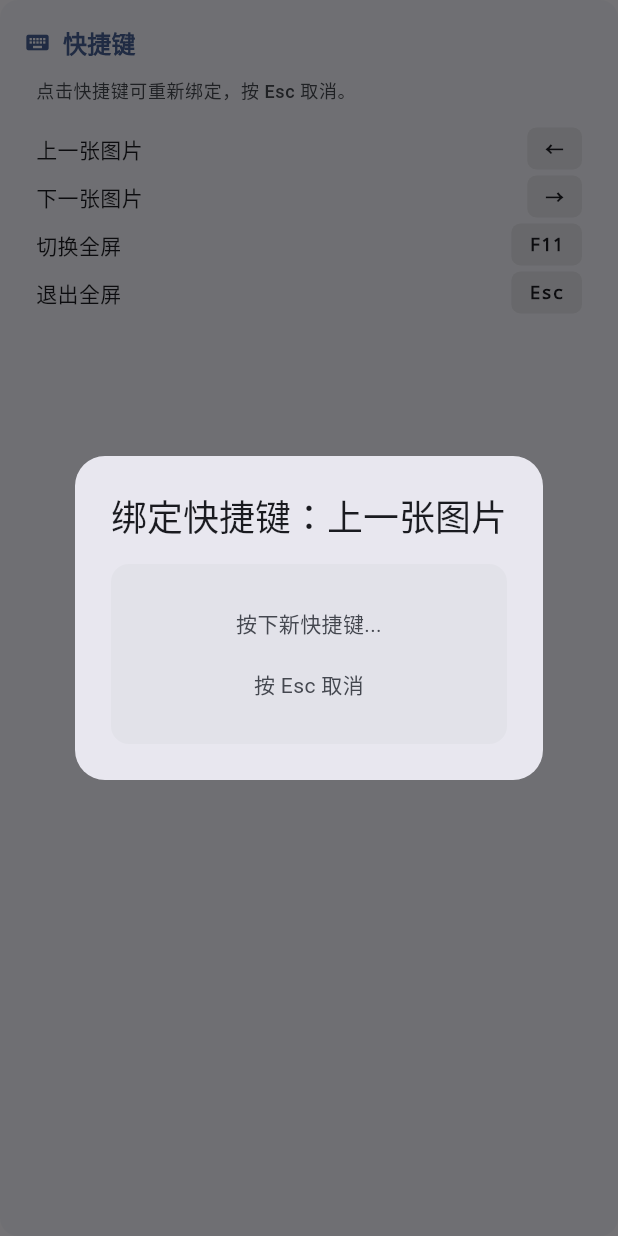
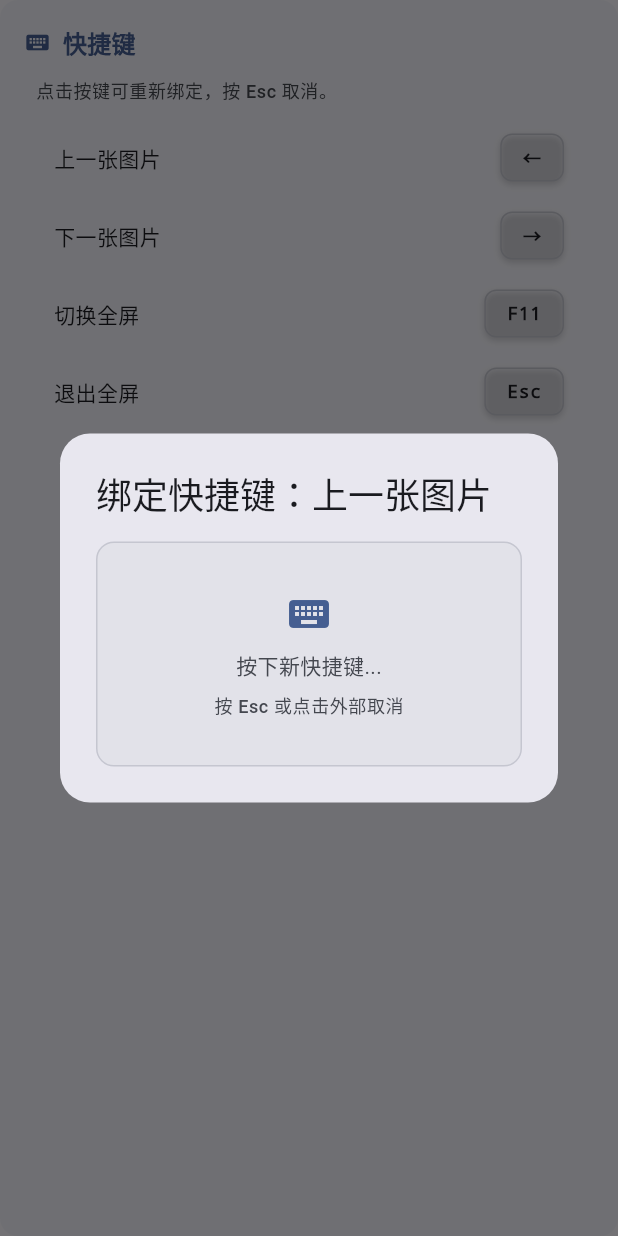
Before and after one commit to QiuQianZzz/imagic, a Flutter app: the ShortcutsSection widget shown alone on an empty page, opened directly, after a tap on an icon or button, on a phone screen of 412 x 824 dp. Run offline on Flutter 3.47's test engine with Material 3 defaults, Android fonts, the light colour scheme and no system bars; our stand-ins replace file_picker, flutter_svg, shared_preferences; missing offline and left inert: desktop_drop, window_manager; accounts and stored records are empty; Roboto replaces fonts that are missing (Microsoft YaHei); statements that could not run were skipped.

Commit message:
feat(settings): 重构快捷键设置UI与逻辑
- 重构快捷键列表项UI，添加悬停效果与现代化样式
- 优化快捷键绑定逻辑，支持恢复默认绑定
- 改进快捷键冲突提示样式与弹窗交互
- 修复快捷键自定义状态判断逻辑
- 更新界面文案与布局间距

```diff
--- a/lib/features/settings/providers/settings_state.dart
+++ b/lib/features/settings/providers/settings_state.dart
@@ -115,7 +115,13 @@ class SettingsState extends ChangeNotifier {
   }
 
   Future<void> setShortcutBinding(String actionId, LogicalKeyboardKey key) async {
-    _service.shortcutBindings[actionId] = key.keyId;
+    final defaultAction = shortcutActions.firstWhere((a) => a.id == actionId);
+    if (key == defaultAction.defaultKey) {
+      // 如果绑定的是默认值，则移除自定义记录
+      _service.shortcutBindings.remove(actionId);
+    } else {
+      _service.shortcutBindings[actionId] = key.keyId;
+    }
     await _service.save();
     _invalidateShortcutCache();
     notifyListeners();
@@ -129,7 +135,9 @@ class SettingsState extends ChangeNotifier {
   }
 
   bool isShortcutCustom(String actionId) {
-    return _service.shortcutBindings.containsKey(actionId);
+    final defaultAction = shortcutActions.firstWhere((a) => a.id == actionId);
+    final currentKey = getShortcutKey(actionId);
+    return currentKey != defaultAction.defaultKey;
   }
 
   List<String> findConflicts(String actionId, LogicalKeyboardKey key) {
--- a/lib/features/settings/ui/sections/shortcuts_section.dart
+++ b/lib/features/settings/ui/sections/shortcuts_section.dart
@@ -17,46 +17,69 @@ class ShortcutsSection extends StatelessWidget {
       title: '快捷键',
       children: [
         Text(
-          '点击快捷键可重新绑定，按 Esc 取消。',
+          '点击按键可重新绑定，按 Esc 取消。',
           style: Theme.of(context).textTheme.bodySmall?.copyWith(
             color: Theme.of(context).colorScheme.onSurfaceVariant,
           ),
         ),
-        const SizedBox(height: 16),
+        const SizedBox(height: 12),
         for (final action in shortcutActions) ...[
           _ShortcutItem(action: action),
-          const SizedBox(height: 4),
+          if (action != shortcutActions.last) const SizedBox(height: 4),
         ],
       ],
     );
   }
 }
 
-class _ShortcutItem extends StatelessWidget {
+class _ShortcutItem extends StatefulWidget {
   final ShortcutAction action;
 
   const _ShortcutItem({required this.action});
 
   @override
+  State<_ShortcutItem> createState() => _ShortcutItemState();
+}
+
+class _ShortcutItemState extends State<_ShortcutItem> {
+  bool _hovered = false;
+
+  @override
   Widget build(BuildContext context) {
+    final cs = Theme.of(context).colorScheme;
     final state = context.watch<SettingsState>();
-    final key = state.getShortcutKey(action.id);
-    final isCustom = state.isShortcutCustom(action.id);
-    final conflicts = state.findConflicts(action.id, key);
+    final key = state.getShortcutKey(widget.action.id);
+    final isCustom = state.isShortcutCustom(widget.action.id);
+    final conflicts = state.findConflicts(widget.action.id, key);
 
-    return Row(
+    return MouseRegion(
+      cursor: SystemMouseCursors.click,
+      onEnter: (_) => setState(() => _hovered = true),
+      onExit: (_) => setState(() => _hovered = false),
+      child: Material(
+        color: _hovered ? cs.surfaceContainerHighest : Colors.transparent,
+        borderRadius: BorderRadius.circular(10),
+        child: InkWell(
+          onTap: () {},
+          borderRadius: BorderRadius.circular(10),
+          splashFactory: InkRipple.splashFactory,
+          splashColor: cs.primary.withValues(alpha: 0.12),
+          highlightColor: cs.primary.withValues(alpha: 0.04),
+          child: Padding(
+            padding: const EdgeInsets.symmetric(horizontal: 12, vertical: 8),
+            child: Row(
               children: [
                 Expanded(
                   child: Text(
-            action.label,
+                    widget.action.label,
                     style: Theme.of(context).textTheme.bodyMedium,
                   ),
                 ),
                 if (conflicts.isNotEmpty)
-          Tooltip(
+                  Padding(
+                    padding: const EdgeInsets.only(right: 6),
+                    child: Tooltip(
                       message: '与「${conflicts.join('、')}」冲突',
-            child: Padding(
-              padding: const EdgeInsets.only(right: 4),
                       child: Icon(
                         Icons.warning_amber_rounded,
                         size: 18,
@@ -65,64 +88,132 @@ class _ShortcutItem extends StatelessWidget {
                     ),
                   ),
                 if (isCustom)
-          GestureDetector(
-            onTap: () => state.resetShortcutBinding(action.id),
-            child: Padding(
-              padding: const EdgeInsets.only(right: 8),
-              child: MouseRegion(
-                cursor: SystemMouseCursors.click,
-                child: Icon(
-                  Icons.restart_alt,
-                  size: 16,
-                  color: Theme.of(context).colorScheme.onSurfaceVariant,
+                  _ResetButton(
+                    hovered: _hovered,
+                    onTap: () => state.resetShortcutBinding(widget.action.id),
+                  ),
+                _KeyCap(
+                  label: keyToLabel(key),
+                  isCustom: isCustom,
+                  hovered: _hovered,
+                  onTap: () => _startRebind(context, widget.action),
+                ),
+              ],
             ),
           ),
         ),
       ),
-        _KeyBadge(
-          keyLabel: _toKeyLabel(key),
-          onTap: () => _startRebind(context, action),
-        ),
-      ],
     );
   }
 
   void _startRebind(BuildContext context, ShortcutAction action) {
     showDialog(
       context: context,
-      barrierDismissible: false,
+      barrierDismissible: true,
       builder: (ctx) => _RebindDialog(action: action),
     );
   }
-
-  String _toKeyLabel(LogicalKeyboardKey key) => keyToLabel(key);
 }
 
-class _KeyBadge extends StatelessWidget {
-  final String keyLabel;
+class _ResetButton extends StatelessWidget {
+  final bool hovered;
   final VoidCallback onTap;
 
-  const _KeyBadge({required this.keyLabel, required this.onTap});
+  const _ResetButton({required this.hovered, required this.onTap});
 
   @override
   Widget build(BuildContext context) {
     final cs = Theme.of(context).colorScheme;
-    return MouseRegion(
-      cursor: SystemMouseCursors.click,
+    return Padding(
+      padding: const EdgeInsets.only(right: 8),
       child: Material(
-        color: cs.surfaceContainerHighest,
+        color: Colors.transparent,
         borderRadius: BorderRadius.circular(6),
         child: InkWell(
+          onTap: onTap,
           borderRadius: BorderRadius.circular(6),
-          onTap: onTap,
+          splashFactory: InkRipple.splashFactory,
+          splashColor: cs.primary.withValues(alpha: 0.2),
+          highlightColor: cs.primary.withValues(alpha: 0.06),
           child: Padding(
-            padding: const EdgeInsets.symmetric(horizontal: 12, vertical: 6),
+            padding: const EdgeInsets.all(4),
+            child: Icon(
+              Icons.restart_alt,
+              size: 16,
+              color: hovered ? cs.primary : cs.onSurfaceVariant,
+            ),
+          ),
+        ),
+      ),
+    );
+  }
+}
+
+class _KeyCap extends StatefulWidget {
+  final String label;
+  final bool isCustom;
+  final bool hovered;
+  final VoidCallback onTap;
+
+  const _KeyCap({
+    required this.label,
+    required this.onTap,
+    required this.hovered,
+    this.isCustom = false,
+  });
+
+  @override
+  State<_KeyCap> createState() => _KeyCapState();
+}
+
+class _KeyCapState extends State<_KeyCap> {
+  @override
+  Widget build(BuildContext context) {
+    final cs = Theme.of(context).colorScheme;
+    final foreground = cs.surfaceContainerLow;
+    final border = widget.hovered
+        ? cs.primary
+        : widget.isCustom
+        ? cs.tertiary.withValues(alpha: 0.6)
+        : cs.outlineVariant;
+
+    final shadow = [
+      BoxShadow(
+        color: Colors.black.withValues(alpha: 0.15),
+        blurRadius: widget.hovered ? 6 : 3,
+        offset: Offset(0, widget.hovered ? 3 : 2),
+      ),
+    ];
+
+    return Material(
+      color: foreground,
+      borderRadius: BorderRadius.circular(8),
+      child: InkWell(
+        onTap: widget.onTap,
+        borderRadius: BorderRadius.circular(8),
+        splashFactory: InkRipple.splashFactory,
+        splashColor: cs.primary.withValues(alpha: 0.25),
+        highlightColor: Colors.transparent,
+        child: AnimatedContainer(
+          duration: const Duration(milliseconds: 100),
+          curve: Curves.easeOut,
+          padding: const EdgeInsets.symmetric(horizontal: 14, vertical: 7),
+          decoration: BoxDecoration(
+            borderRadius: BorderRadius.circular(8),
+            border: Border.all(color: border, width: 1.0),
+            boxShadow: shadow,
+          ),
           child: Text(
-              keyLabel,
+            widget.label,
+            textAlign: TextAlign.center,
             style: Theme.of(context).textTheme.labelMedium?.copyWith(
               fontFamily: 'monospace',
               fontWeight: FontWeight.w600,
-              ),
+              color: widget.hovered
+                  ? cs.primary
+                  : widget.isCustom
+                  ? cs.tertiary
+                  : cs.onSurface,
             ),
           ),
         ),
@@ -142,6 +233,7 @@ class _RebindDialog extends StatefulWidget {
 
 class _RebindDialogState extends State<_RebindDialog> {
   final FocusNode _focusNode = FocusNode();
+  LogicalKeyboardKey? _capturedKey;
 
   @override
   void initState() {
@@ -159,6 +251,7 @@ class _RebindDialogState extends State<_RebindDialog> {
 
   @override
   Widget build(BuildContext context) {
+    final cs = Theme.of(context).colorScheme;
     return AlertDialog(
       title: Text('绑定快捷键：${widget.action.label}'),
       content: Focus(
@@ -178,26 +271,61 @@ class _RebindDialogState extends State<_RebindDialog> {
                 event.logicalKey != LogicalKeyboardKey.altRight &&
                 event.logicalKey != LogicalKeyboardKey.metaLeft &&
                 event.logicalKey != LogicalKeyboardKey.metaRight) {
+              setState(() => _capturedKey = event.logicalKey);
+              WidgetsBinding.instance.addPostFrameCallback((_) {
                 _onKeySelected(context, event.logicalKey);
+              });
               return KeyEventResult.handled;
             }
           }
           return KeyEventResult.ignored;
         },
         child: Container(
-          width: 260,
-          height: 120,
+          width: 300,
+          height: 150,
           decoration: BoxDecoration(
-            color: Theme.of(context).colorScheme.surfaceContainerHighest,
+            color: cs.surfaceContainerHighest,
             borderRadius: BorderRadius.circular(12),
+            border: Border.all(color: cs.outlineVariant),
           ),
           child: Center(
-            child: Text(
-              '按下新快捷键...\n\n按 Esc 取消',
-              textAlign: TextAlign.center,
+            child: _capturedKey != null
+                ? Column(
+                    mainAxisSize: MainAxisSize.min,
+                    children: [
+                      _KeyCap(
+                        label: keyToLabel(_capturedKey!),
+                        hovered: false,
+                        onTap: () {},
+                      ),
+                      const SizedBox(height: 14),
+                      Text(
+                        '按 Esc 或点击外部取消',
+                        style: Theme.of(context).textTheme.bodySmall?.copyWith(
+                          color: cs.onSurfaceVariant,
+                        ),
+                      ),
+                    ],
+                  )
+                : Column(
+                    mainAxisSize: MainAxisSize.min,
+                    children: [
+                      Icon(Icons.keyboard, size: 32, color: cs.primary),
+                      const SizedBox(height: 8),
+                      Text(
+                        '按下新快捷键...',
                         style: Theme.of(context).textTheme.bodyMedium?.copyWith(
-                color: Theme.of(context).colorScheme.onSurfaceVariant,
+                          color: cs.onSurfaceVariant,
                         ),
+                      ),
+                      const SizedBox(height: 8),
+                      Text(
+                        '按 Esc 或点击外部取消',
+                        style: Theme.of(context).textTheme.bodySmall?.copyWith(
+                          color: cs.onSurfaceVariant,
+                        ),
+                      ),
+                    ],
                   ),
           ),
         ),
@@ -217,7 +345,17 @@ class _RebindDialogState extends State<_RebindDialog> {
     showDialog(
       context: context,
       builder: (ctx) => AlertDialog(
-        title: const Text('快捷键冲突'),
+        title: Row(
+          children: [
+            Icon(
+              Icons.warning_amber_rounded,
+              color: Colors.orange.shade700,
+              size: 22,
+            ),
+            const SizedBox(width: 8),
+            const Text('快捷键冲突'),
+          ],
+        ),
         content: Text('该快捷键已被「${conflicts.join('、')}」使用。是否仍然绑定？'),
         actions: [
           TextButton(
```
Lines whose indentation alone changed are shown as unchanged.
